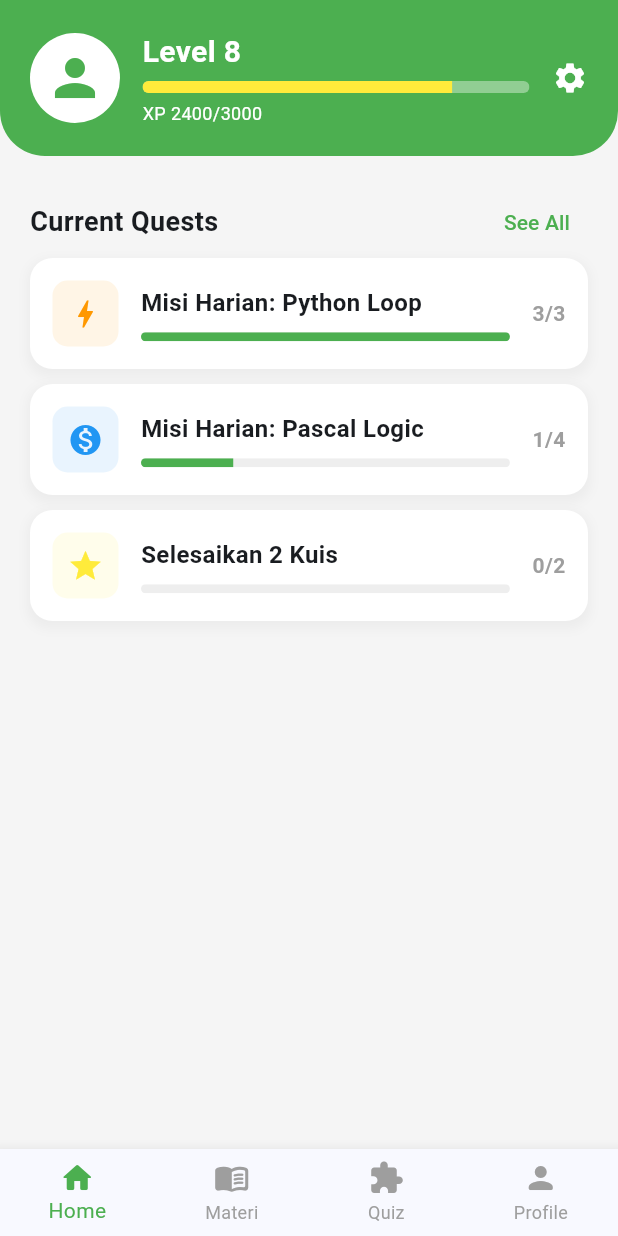
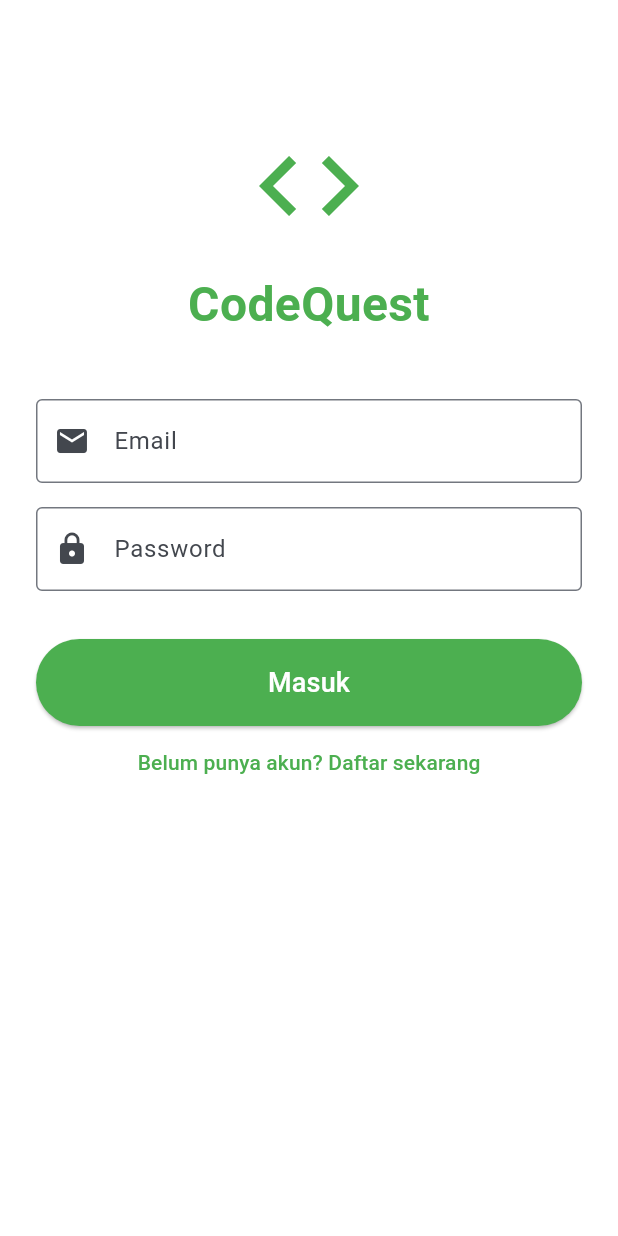
Before and after one commit to Gunadi-kripto/CodeQuest-, a Flutter app: the screen it shows after launch, on a phone screen of 412 x 824 dp. Run offline on Flutter 3.47's test engine with Material 3 defaults, Android fonts, the phone set to English and light mode, and no system bars; our stand-ins replace shared_preferences.

Commit message:
perubahan pada UI Frontend dan penambahan fitur

```diff
--- a/frontend/lib/main.dart
+++ b/frontend/lib/main.dart
@@ -1,10 +1,11 @@
 import 'package:flutter/material.dart';
 
-// Import file layar yang baru saja kita pisahkan
+// Import file layar
 import 'screens/home_screen.dart';
 import 'screens/materi_screen.dart';
 import 'screens/quiz_screen.dart';
 import 'screens/profile_screen.dart';
+import 'screens/login_screen.dart';
 
 void main() {
   runApp(const CodeQuestApp());
@@ -23,7 +24,7 @@ class CodeQuestApp extends StatelessWidget {
         primaryColor: Colors.green,
         useMaterial3: true,
       ),
-      home: const MainScreen(),
+      home: const LoginScreen(),
     );
   }
 }
@@ -39,12 +40,12 @@ class MainScreen extends StatefulWidget {
 class _MainScreenState extends State<MainScreen> {
   int _selectedIndex = 0;
 
-  // Daftar halaman dipanggil dari file yang sudah di-import di atas
-  static const List<Widget> _widgetOptions = <Widget>[
-    HomeScreen(),
-    MateriScreen(),
-    QuizScreen(),
-    ProfileScreen(),
+  // Daftar halaman (Sudah dihapus kata 'const' agar tidak error)
+  static final List<Widget> _widgetOptions = <Widget>[
+    const HomeScreen(),
+    const MateriScreen(),
+    const QuizScreen(),
+    const ProfileScreen(),
   ];
 
   void _onItemTapped(int index) {
--- a/frontend/lib/screens/home_screen.dart
+++ b/frontend/lib/screens/home_screen.dart
@@ -1,194 +1,130 @@
+import 'dart:convert';
 import 'package:flutter/material.dart';
+import 'package:shared_preferences/shared_preferences.dart';
+import '../services/api_service.dart';
+import 'login_screen.dart';
 
-class HomeScreen extends StatelessWidget {
-  const HomeScreen({super.key});
+class HomeScreen extends StatefulWidget {
+  const HomeScreen({super.key}); // Tambahan const constructor
+
+  @override
+  _HomeScreenState createState() => _HomeScreenState();
+}
+
+class _HomeScreenState extends State<HomeScreen> {
+  Map<String, dynamic>? userData;
+  List<dynamic> modules = [];
+  bool isLoading = true;
+
+  @override
+  void initState() {
+    super.initState();
+    _loadData();
+  }
+
+  // Fungsi untuk memuat Profil User dan Daftar Materi
+  Future<void> _loadData() async {
+    SharedPreferences prefs = await SharedPreferences.getInstance();
+    String? userStr = prefs.getString('user_data');
+
+    if (userStr != null) {
+      userData = jsonDecode(userStr);
+    }
+
+    // Tembak API Node.js untuk ambil materi
+    final fetchedModules = await ApiService.getModules();
+
+    setState(() {
+      modules = fetchedModules;
+      isLoading = false;
+    });
+  }
+
+  // Fungsi Logout
+  void _logout() async {
+    await ApiService.logoutUser();
+    Navigator.pushReplacement(context, MaterialPageRoute(builder: (context) => const LoginScreen()));
+  }
 
   @override
   Widget build(BuildContext context) {
     return Scaffold(
       backgroundColor: Colors.grey[100],
-      body: SafeArea(
-        child: Column(
+      appBar: AppBar(
+        title: const Text('CodeQuest', style: TextStyle(color: Colors.white, fontWeight: FontWeight.bold)),
+        backgroundColor: Colors.green,
+        elevation: 0,
+        actions: [
+          IconButton(icon: const Icon(Icons.logout, color: Colors.white), onPressed: _logout),
+        ],
+      ),
+      body: isLoading
+          ? const Center(child: CircularProgressIndicator(color: Colors.green))
+          : Column(
               crossAxisAlignment: CrossAxisAlignment.start,
               children: [
-            // --- HEADER (Bagian Hijau Atas) ---
+                // === HEADER PROFIL ===
                 Container(
-              padding: const EdgeInsets.all(20.0),
+                  padding: const EdgeInsets.only(left: 20, right: 20, bottom: 30, top: 10),
                   decoration: const BoxDecoration(
                     color: Colors.green,
-                borderRadius: BorderRadius.only(
-                  bottomLeft: Radius.circular(30),
-                  bottomRight: Radius.circular(30),
-                ),
+                    borderRadius: BorderRadius.only(bottomLeft: Radius.circular(30), bottomRight: Radius.circular(30)),
                   ),
                   child: Row(
                     children: [
-                  // Avatar Profil
-                  const CircleAvatar(
-                    radius: 30,
-                    backgroundColor: Colors.white,
-                    child: Icon(Icons.person, size: 40, color: Colors.green),
-                  ),
-                  const SizedBox(width: 15),
-                  // Info Level & XP
-                  Expanded(
-                    child: Column(
+                      const CircleAvatar(radius: 35, backgroundColor: Colors.white, child: Icon(Icons.person, size: 40, color: Colors.green)),
+                      const SizedBox(width: 16),
+                      Column(
                         crossAxisAlignment: CrossAxisAlignment.start,
                         children: [
-                        const Text(
-                          'Level 8',
-                          style: TextStyle(
-                            color: Colors.white,
-                            fontSize: 20,
-                            fontWeight: FontWeight.bold,
-                          ),
-                        ),
-                        const SizedBox(height: 5),
-                        ClipRRect(
-                          borderRadius: BorderRadius.circular(10),
-                          child: const LinearProgressIndicator(
-                            value: 0.8, // 80% progress
-                            backgroundColor: Colors.white38,
-                            valueColor: AlwaysStoppedAnimation<Color>(Colors.yellow),
-                            minHeight: 8,
-                          ),
-                        ),
-                        const SizedBox(height: 5),
-                        const Text(
-                          'XP 2400/3000',
-                          style: TextStyle(color: Colors.white, fontSize: 12),
-                        ),
+                          Text('Halo, ${userData?['nama_lengkap'] ?? 'Coder'}!', style: const TextStyle(color: Colors.white, fontSize: 22, fontWeight: FontWeight.bold)),
+                          const SizedBox(height: 4),
+                          Text('Level ${userData?['level'] ?? 1} • ${userData?['total_xp'] ?? 0} XP', style: const TextStyle(color: Colors.white70, fontSize: 16)),
                         ],
-                    ),
-                  ),
-                  const SizedBox(width: 15),
-                  // Ikon Pengaturan / Notifikasi
-                  const Icon(Icons.settings, color: Colors.white),
+                      )
                     ],
                   ),
                 ),
 
-            const SizedBox(height: 20),
-
-            // --- CURRENT QUESTS SECTION ---
-            Padding(
-              padding: const EdgeInsets.symmetric(horizontal: 20.0),
-              child: Row(
-                mainAxisAlignment: MainAxisAlignment.spaceBetween,
-                children: [
-                  const Text(
-                    'Current Quests',
-                    style: TextStyle(
-                      fontSize: 18,
-                      fontWeight: FontWeight.bold,
-                    ),
-                  ),
-                  TextButton(
-                    onPressed: () {},
-                    child: const Text(
-                      'See All',
-                      style: TextStyle(color: Colors.green),
-                    ),
-                  ),
-                ],
-              ),
+                const Padding(
+                  padding: EdgeInsets.all(20.0),
+                  child: Text('Peta Petualangan (Materi)', style: TextStyle(fontSize: 20, fontWeight: FontWeight.bold)),
                 ),
 
-            // --- LIST QUESTS ---
+                // === LIST MATERI DARI MONGODB ===
                 Expanded(
-              child: ListView(
-                padding: const EdgeInsets.symmetric(horizontal: 20.0),
-                children: [
-                  _buildQuestCard(
-                    title: 'Misi Harian: Python Loop',
-                    icon: Icons.bolt,
-                    iconColor: Colors.orange,
-                    progressText: '3/3',
-                    progressValue: 1.0,
+                  child: modules.isEmpty
+                      ? const Center(child: Text('Materi belum tersedia dari Admin.', style: TextStyle(color: Colors.grey)))
+                      : ListView.builder(
+                          padding: const EdgeInsets.symmetric(horizontal: 16),
+                          itemCount: modules.length,
+                          itemBuilder: (context, index) {
+                            final mod = modules[index];
+                            return Card(
+                              elevation: 2,
+                              margin: const EdgeInsets.only(bottom: 16),
+                              shape: RoundedRectangleBorder(borderRadius: BorderRadius.circular(15)),
+                              child: ListTile(
+                                contentPadding: const EdgeInsets.all(16),
+                                leading: CircleAvatar(
+                                  backgroundColor: Colors.green.withOpacity(0.2),
+                                  child: Text('${mod['urutan']}', style: const TextStyle(color: Colors.green, fontWeight: FontWeight.bold)),
                                 ),
-                  const SizedBox(height: 10),
-                  _buildQuestCard(
-                    title: 'Misi Harian: Pascal Logic',
-                    icon: Icons.monetization_on,
-                    iconColor: Colors.blue,
-                    progressText: '1/4',
-                    progressValue: 0.25,
+                                title: Text(mod['judul_modul']?.toString() ?? 'Tanpa Judul', style: const TextStyle(fontWeight: FontWeight.bold, fontSize: 16)),
+                                subtitle: Padding(
+                                  padding: const EdgeInsets.only(top: 8.0),
+                                  child: Text(mod['deskripsi']?.toString() ?? 'Tidak ada deskripsi.'),
                                 ),
-                  const SizedBox(height: 10),
-                  _buildQuestCard(
-                    title: 'Selesaikan 2 Kuis',
-                    icon: Icons.star,
-                    iconColor: Colors.yellow,
-                    progressText: '0/2',
-                    progressValue: 0.0,
-                  ),
-                ],
-              ),
-            ),
-          ],
-        ),
+                                trailing: const Icon(Icons.play_circle_fill, color: Colors.green, size: 36),
+                                onTap: () {
+                                  ScaffoldMessenger.of(context).showSnackBar(
+                                    SnackBar(content: Text('Membuka ${mod['judul_modul']}...'))
+                                  );
+                                },
                               ),
                             );
-  }
-
-  // Fungsi untuk membuat Card Quest agar kode lebih rapi
-  Widget _buildQuestCard({
-    required String title,
-    required IconData icon,
-    required Color iconColor,
-    required String progressText,
-    required double progressValue,
-  }) {
-    return Container(
-      padding: const EdgeInsets.all(15.0),
-      decoration: BoxDecoration(
-        color: Colors.white,
-        borderRadius: BorderRadius.circular(15),
-        boxShadow: [
-          BoxShadow(
-            color: Colors.grey.withValues(alpha: 0.1),
-            spreadRadius: 2,
-            blurRadius: 5,
-            offset: const Offset(0, 3),
+                          },
                         ),
-        ],
-      ),
-      child: Row(
-        children: [
-          Container(
-            padding: const EdgeInsets.all(10),
-            decoration: BoxDecoration(
-              color: iconColor.withValues(alpha: 0.1),
-              borderRadius: BorderRadius.circular(10),
-            ),
-            child: Icon(icon, color: iconColor),
-          ),
-          const SizedBox(width: 15),
-          Expanded(
-            child: Column(
-              crossAxisAlignment: CrossAxisAlignment.start,
-              children: [
-                Text(
-                  title,
-                  style: const TextStyle(fontWeight: FontWeight.bold, fontSize: 16),
-                ),
-                const SizedBox(height: 8),
-                ClipRRect(
-                  borderRadius: BorderRadius.circular(10),
-                  child: LinearProgressIndicator(
-                    value: progressValue,
-                    backgroundColor: Colors.grey[200],
-                    valueColor: const AlwaysStoppedAnimation<Color>(Colors.green),
-                    minHeight: 6,
-                  ),
-                ),
-              ],
-            ),
-          ),
-          const SizedBox(width: 15),
-          Text(
-            progressText,
-            style: const TextStyle(fontWeight: FontWeight.bold, color: Colors.grey),
                 ),
               ],
             ),
--- /dev/null
+++ b/frontend/lib/screens/login_screen.dart
@@ -0,0 +1,96 @@
+import 'package:flutter/material.dart';
+import '../services/api_service.dart';
+import '../main.dart'; // Import main.dart untuk memanggil MainScreen
+import 'register_screen.dart';
+
+class LoginScreen extends StatefulWidget {
+  const LoginScreen({super.key});
+
+  @override
+  _LoginScreenState createState() => _LoginScreenState();
+}
+
+class _LoginScreenState extends State<LoginScreen> {
+  final TextEditingController _emailController = TextEditingController();
+  final TextEditingController _passwordController = TextEditingController();
+  bool _isLoading = false;
+
+  void _login() async {
+    setState(() => _isLoading = true);
+
+    final response = await ApiService.loginUser(
+      _emailController.text,
+      _passwordController.text,
+    );
+
+    setState(() => _isLoading = false);
+
+    if (response['statusCode'] == 200) {
+      ScaffoldMessenger.of(context).showSnackBar(
+        SnackBar(content: Text('Selamat datang, ${response['user']['nama_lengkap']}!'), backgroundColor: Colors.green),
+      );
+      // Pindah ke layar MainScreen
+      Navigator.pushReplacement(
+        context,
+        MaterialPageRoute(builder: (context) => const MainScreen()),
+      );
+    } else {
+      ScaffoldMessenger.of(context).showSnackBar(
+        SnackBar(content: Text(response['message'] ?? 'Login Gagal'), backgroundColor: Colors.red),
+      );
+    }
+  }
+
+  @override
+  Widget build(BuildContext context) {
+    return Scaffold(
+      backgroundColor: Colors.white,
+      body: SafeArea(
+        child: SingleChildScrollView(
+          padding: const EdgeInsets.all(24.0),
+          child: Column(
+            crossAxisAlignment: CrossAxisAlignment.stretch,
+            children: [
+              const SizedBox(height: 60),
+              const Icon(Icons.code, size: 80, color: Colors.green),
+              const SizedBox(height: 16),
+              const Text('CodeQuest', textAlign: TextAlign.center, style: TextStyle(fontSize: 32, fontWeight: FontWeight.bold, color: Colors.green)),
+              const SizedBox(height: 40),
+
+              TextField(
+                controller: _emailController,
+                keyboardType: TextInputType.emailAddress,
+                decoration: const InputDecoration(labelText: 'Email', border: OutlineInputBorder(), prefixIcon: Icon(Icons.email)),
+              ),
+              const SizedBox(height: 16),
+              TextField(
+                controller: _passwordController,
+                obscureText: true,
+                decoration: const InputDecoration(labelText: 'Password', border: OutlineInputBorder(), prefixIcon: Icon(Icons.lock)),
+              ),
+              const SizedBox(height: 32),
+
+              ElevatedButton(
+                onPressed: _isLoading ? null : _login,
+                style: ElevatedButton.styleFrom(
+                  backgroundColor: Colors.green,
+                  padding: const EdgeInsets.symmetric(vertical: 16),
+                ),
+                child: _isLoading
+                  ? const CircularProgressIndicator(color: Colors.white)
+                  : const Text('Masuk', style: TextStyle(fontSize: 18, color: Colors.white)),
+              ),
+
+              TextButton(
+                onPressed: () {
+                  Navigator.push(context, MaterialPageRoute(builder: (context) => RegisterScreen()));
+                },
+                child: const Text('Belum punya akun? Daftar sekarang', style: TextStyle(color: Colors.green)),
+              ),
+            ],
+          ),
+        ),
+      ),
+    );
+  }
+}
--- a/frontend/pubspec.yaml
+++ b/frontend/pubspec.yaml
@@ -34,6 +34,8 @@ dependencies:
   # The following adds the Cupertino Icons font to your application.
   # Use with the CupertinoIcons class for iOS style icons.
   cupertino_icons: ^1.0.8
+  http: ^1.6.0
+  shared_preferences: ^2.5.5
 
 dev_dependencies:
   flutter_test:
```
Also changed, not shown: frontend/lib/screens/main_screen.dart (added, +53 -0 lines), frontend/lib/screens/register_screen.dart (added, +92 -0 lines), frontend/lib/services/api_service.dart (added, +98 -0 lines), frontend/pubspec.lock, 4 other files. Lines whose indentation alone changed are shown as unchanged.
